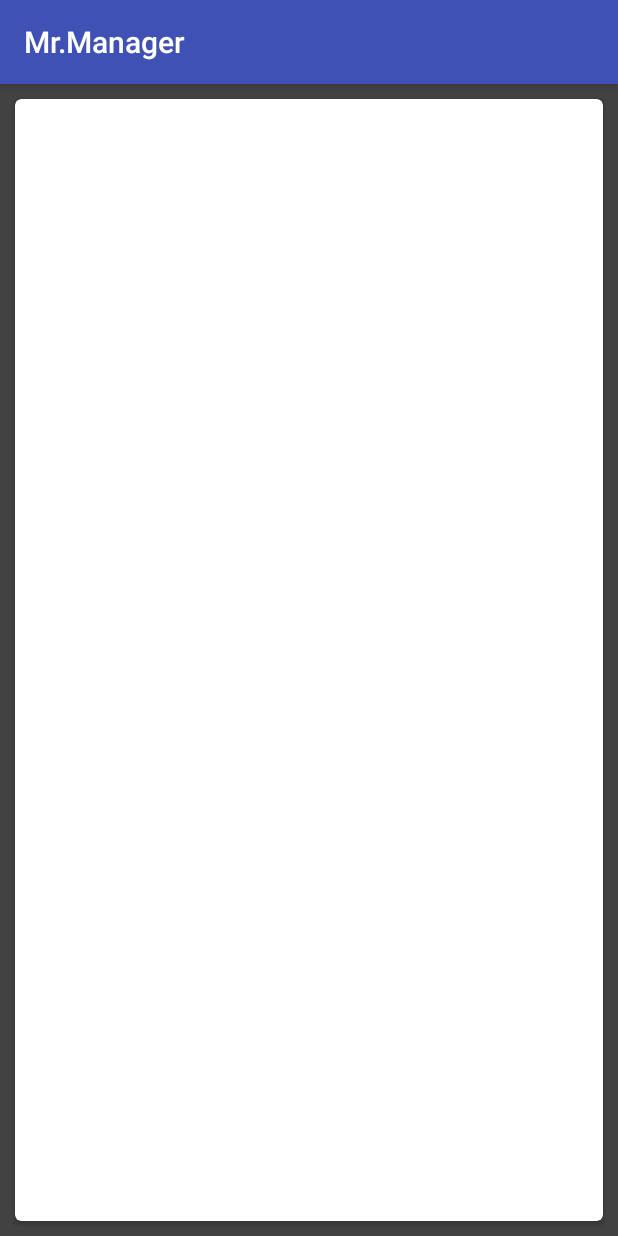
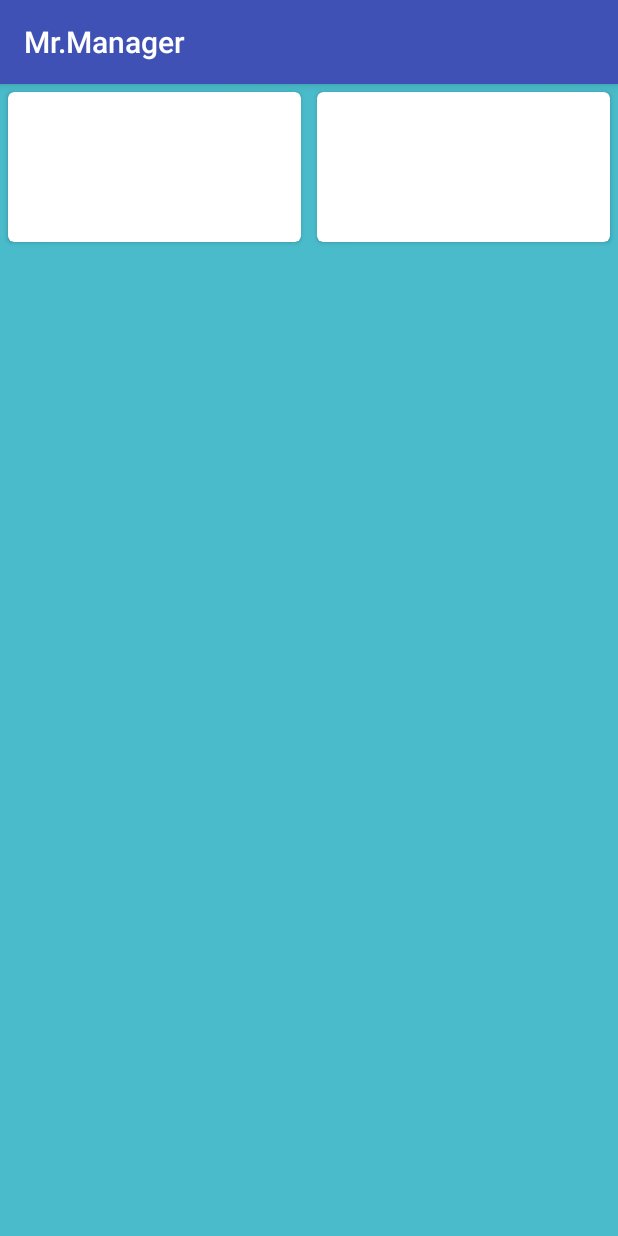
Before and after one commit to Root-vb/Mr.Manager2, an Android app: the screen it shows after launch (MainActivity), on a phone screen of 412 x 824 dp. Run offline under Robolectric (Android 15) with nearby library versions, the phone set to English and light mode, and no system bars.

Commit message:
New layout

```diff
--- a/app/src/main/java/com/example/administrator/mrmanager/MainActivity.java
+++ b/app/src/main/java/com/example/administrator/mrmanager/MainActivity.java
@@ -1,54 +1,12 @@
 package com.example.administrator.mrmanager;
 
-import android.content.Intent;
+import android.os.Bundle;
 import android.support.v7.app.AppCompatActivity;
-import android.os.Bundle;
-import android.util.Log;
-import android.widget.RadioButton;
-import android.widget.RadioGroup;
 
 public class MainActivity extends AppCompatActivity {
-    RadioGroup radioGroup1;
-    RadioButton deals;
     @Override
     protected void onCreate(Bundle savedInstanceState) {
         super.onCreate(savedInstanceState);
         setContentView(R.layout.activity_main);
-        radioGroup1=(RadioGroup)findViewById(R.id.radioGroup1);
-        radioGroup1.setOnCheckedChangeListener(new RadioGroup.OnCheckedChangeListener()
-        {
-            @Override
-            public void onCheckedChanged(RadioGroup group, int checkedId)
-            {
-                Intent in;
-                Log.i("matching", "matching inside1 bro" + checkedId);
-                switch (checkedId)
-                {
-                    case R.id.uploadnotes:
-                        Log.i("matching", "matching inside1 matching" +  checkedId);
-                        in=new Intent(getBaseContext(),UploadNotes.class);
-                        startActivity(in);
-                        overridePendingTransition(0, 0);
-                        break;
-                    case R.id.dashboard:
-                        Log.i("matching", "matching inside1 watchlistAdapter" + checkedId);
-
-                        in = new Intent(getBaseContext(), Dashboard.class);
-                        startActivity(in);
-                        overridePendingTransition(0, 0);
-
-                        break;
-                    case R.id.Attendance:
-                        Log.i("matching", "matching inside1 rate" + checkedId);
-
-                        in = new Intent(getBaseContext(),Attendance.class);
-                        startActivity(in);
-                        overridePendingTransition(0, 0);
-                        break;
-                    default:
-                        break;
-                }
-            }
-        });
     }
     }
--- a/app/src/main/res/layout/activity_main.xml
+++ b/app/src/main/res/layout/activity_main.xml
@@ -3,17 +3,17 @@
     xmlns:tools="http://schemas.android.com/tools"
     android:layout_width="match_parent"
     android:layout_height="match_parent"
-    android:orientation="vertical"
-    android:background="@color/cardview_dark_background"
+    android:background="#49bbca"
+    android:orientation="horizontal"
     tools:context="com.example.administrator.mrmanager.MainActivity">
 
     <android.support.v7.widget.CardView
         xmlns:card_view="http://schemas.android.com/apk/res-auto"
-        android:id="@+id/card_view"
-        android:layout_width="match_parent"
-        android:layout_height="match_parent"
-        android:layout_gravity="center"
-        android:layout_margin="10dp"
+        android:id="@+id/Card_view"
+        android:layout_width="0dp"
+        android:layout_height="100dp"
+        android:layout_margin="5dp"
+        android:layout_weight="1"
         card_view:cardCornerRadius="4dp">
 
 
@@ -23,7 +23,24 @@
             android:orientation="vertical">
 
 
-</LinearLayout>
+        </LinearLayout>
+    </android.support.v7.widget.CardView>
+
+    <android.support.v7.widget.CardView xmlns:card_view="http://schemas.android.com/apk/res-auto"
+        android:layout_width="0dp"
+        android:layout_height="100dp"
+        android:layout_margin="5dp"
+        android:layout_weight="1"
+        card_view:cardCornerRadius="4dp">
+
+
+        <LinearLayout
+            android:layout_width="match_parent"
+            android:layout_height="wrap_content"
+            android:orientation="vertical">
+
+
+        </LinearLayout>
     </android.support.v7.widget.CardView>
 
 </LinearLayout>
```
Also changed, not shown: app/src/main/java/com/example/administrator/mrmanager/Attendance.java (+1 -15 lines), app/src/main/java/com/example/administrator/mrmanager/Dashboard.java (+1 -16 lines), app/src/main/java/com/example/administrator/mrmanager/UploadNotes.java (+1 -13 lines).
